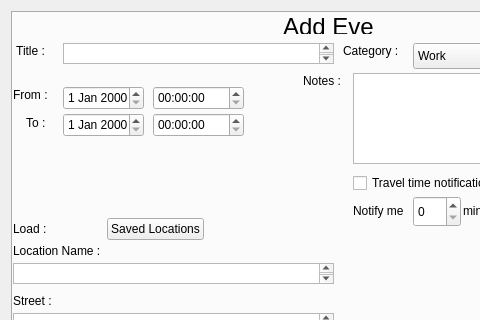
oscarl1127/CSUSM_CS441_Project, file Calendar/mainwindowtabbed.ui: the form before one commit; both pictures show x 0 to 480 and y 0 to 320 of the 687 by 502 pixel window.
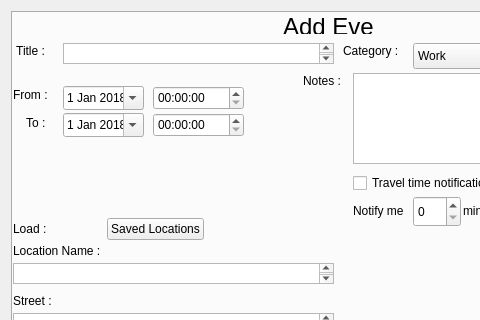
The form after the commit. The open tabs and pages were chosen to show the change.

Diff of the .ui file:
```diff
--- a/Calendar/mainwindowtabbed.ui
+++ b/Calendar/mainwindowtabbed.ui
@@ -353,6 +353,19 @@
          <height>24</height>
         </rect>
        </property>
+       <property name="dateTime">
+        <datetime>
+         <hour>0</hour>
+         <minute>0</minute>
+         <second>0</second>
+         <year>2018</year>
+         <month>1</month>
+         <day>1</day>
+        </datetime>
+       </property>
+       <property name="calendarPopup">
+        <bool>true</bool>
+       </property>
       </widget>
       <widget class="QLabel" name="AddEvent_CategoryLabel">
        <property name="geometry">
@@ -654,6 +667,19 @@
          <height>24</height>
         </rect>
        </property>
+       <property name="dateTime">
+        <datetime>
+         <hour>0</hour>
+         <minute>0</minute>
+         <second>0</second>
+         <year>2018</year>
+         <month>1</month>
+         <day>1</day>
+        </datetime>
+       </property>
+       <property name="calendarPopup">
+        <bool>true</bool>
+       </property>
       </widget>
       <widget class="QTextEdit" name="City_Box">
        <property name="geometry">
```
Left out of the diff: 17 changed lines with no effect on the pictures.
